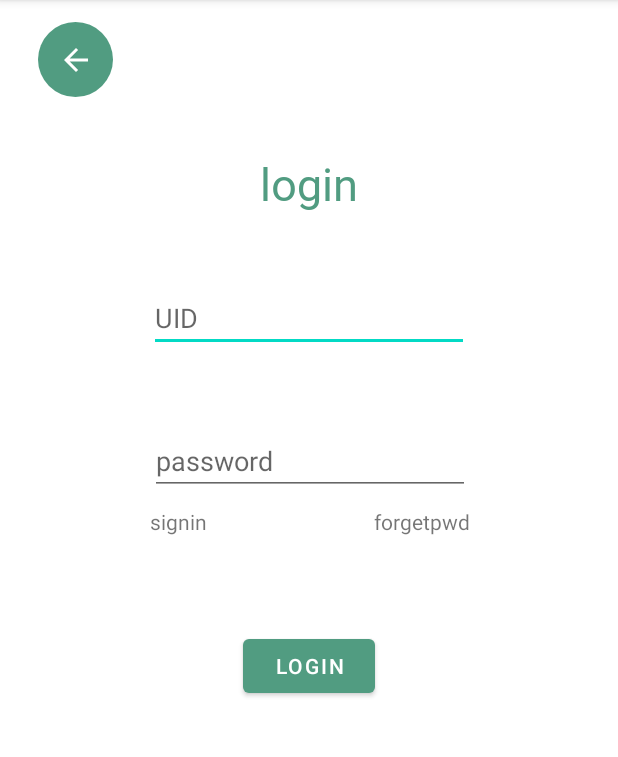
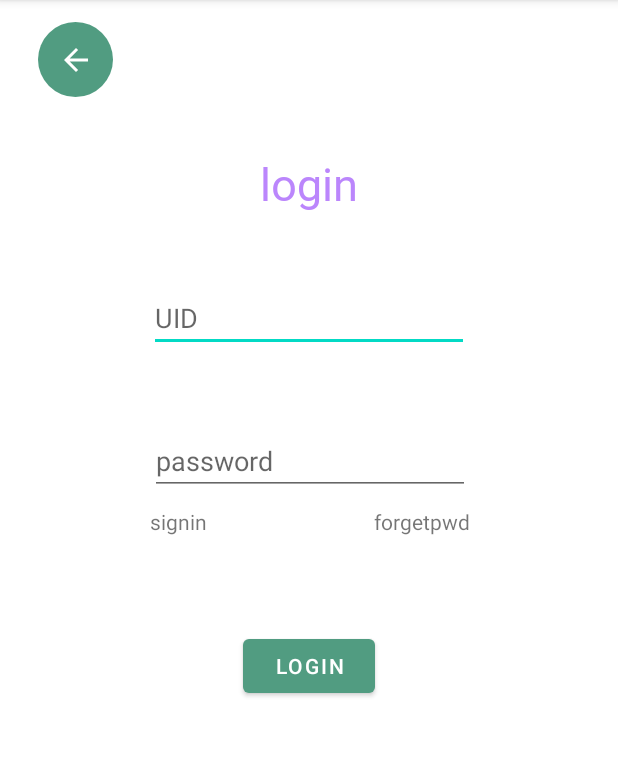
Before and after one commit to joey60504/SDHW, an Android app: the screen it shows after launch (MainActivity), on a phone screen of 412 x 824 dp, the part 84-841 px from its top. Run offline under Robolectric (Android 15) with nearby library versions, the phone set to English and light mode, and no system bars.

Commit message:
改顏色

```diff
--- a/app/src/main/res/layout/activity_main.xml
+++ b/app/src/main/res/layout/activity_main.xml
@@ -12,7 +12,7 @@
         android:layout_height="wrap_content"
         android:fontFamily="@font/font1"
         android:text="@string/login"
-        android:textColor="@color/green"
+        android:textColor="@color/purple_200"
         android:textSize="30sp"
         app:layout_constraintBottom_toBottomOf="parent"
         app:layout_constraintEnd_toEndOf="parent"
```
